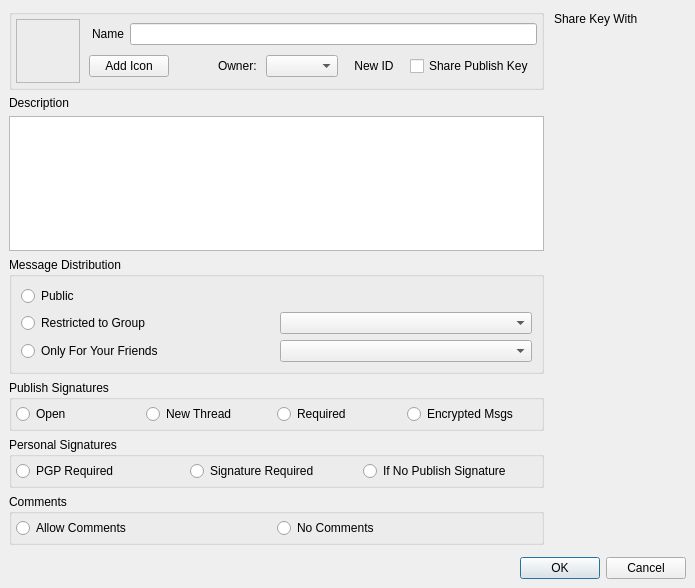
First picture: the form in retroshare-gui/src/gui/gxs/GxsGroupDialog.ui, repository RetroShare/RetroShare, before the edit.
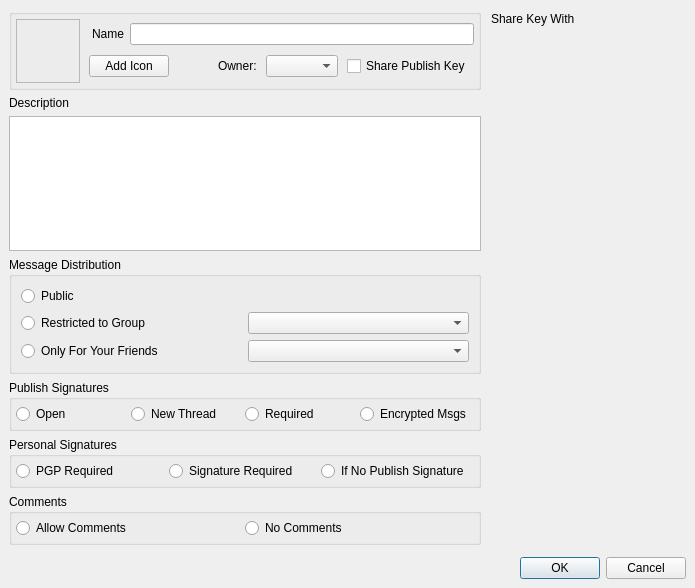
Second picture: the form after the edit. Icons and pictures are not drawn. Custom widgets are drawn as their Qt base class.

Commit message: Removed buttons to create a new identity

```diff
--- a/retroshare-gui/src/gui/gxs/GxsGroupDialog.ui
+++ b/retroshare-gui/src/gui/gxs/GxsGroupDialog.ui
@@ -145,38 +145,6 @@
              <item>
               <widget class="GxsIdChooser" name="idChooser"/>
              </item>
-             <item>
-              <widget class="QToolButton" name="toolButton_NewId">
-               <property name="sizePolicy">
-                <sizepolicy hsizetype="Minimum" vsizetype="Preferred">
-                 <horstretch>0</horstretch>
-                 <verstretch>0</verstretch>
-                </sizepolicy>
-               </property>
-               <property name="focusPolicy">
-                <enum>Qt::NoFocus</enum>
-               </property>
-               <property name="toolTip">
-                <string>Create new Identity</string>
-               </property>
-               <property name="text">
-                <string>New ID</string>
-               </property>
-               <property name="icon">
-                <iconset resource="../images.qrc">
-                 <normaloff>:/images/identity/identity_create_32.png</normaloff>:/images/identity/identity_create_32.png</iconset>
-               </property>
-               <property name="iconSize">
-                <size>
-                 <width>24</width>
-                 <height>24</height>
-                </size>
-               </property>
-               <property name="autoRaise">
-                <bool>true</bool>
-               </property>
-              </widget>
-             </item>
              <item>
               <widget class="QCheckBox" name="pubKeyShare_cb">
                <property name="toolTip">
```
The commit also changes 19 other files.
